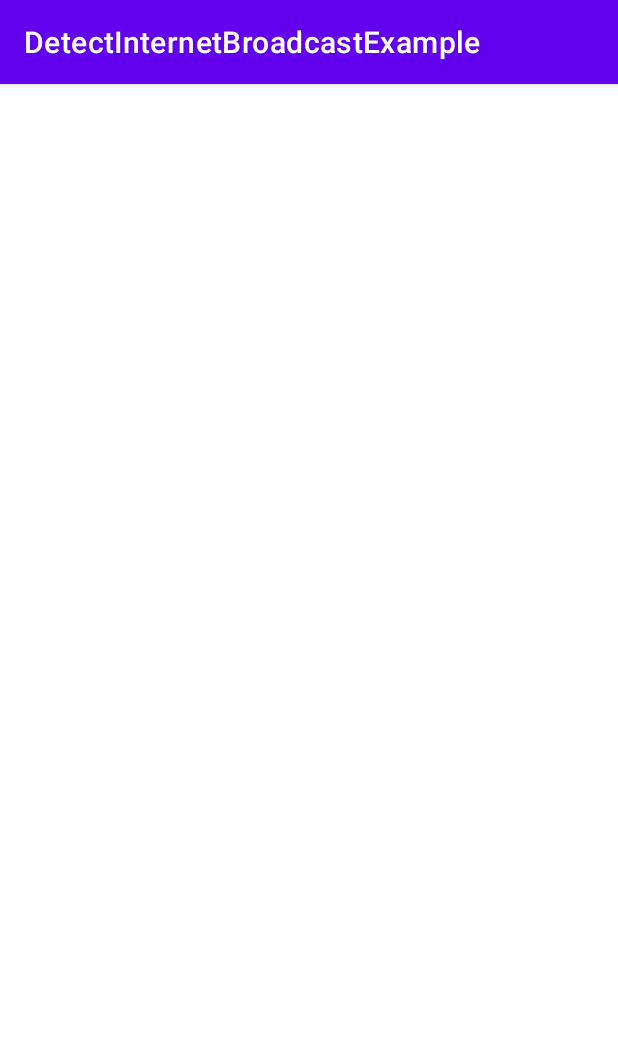
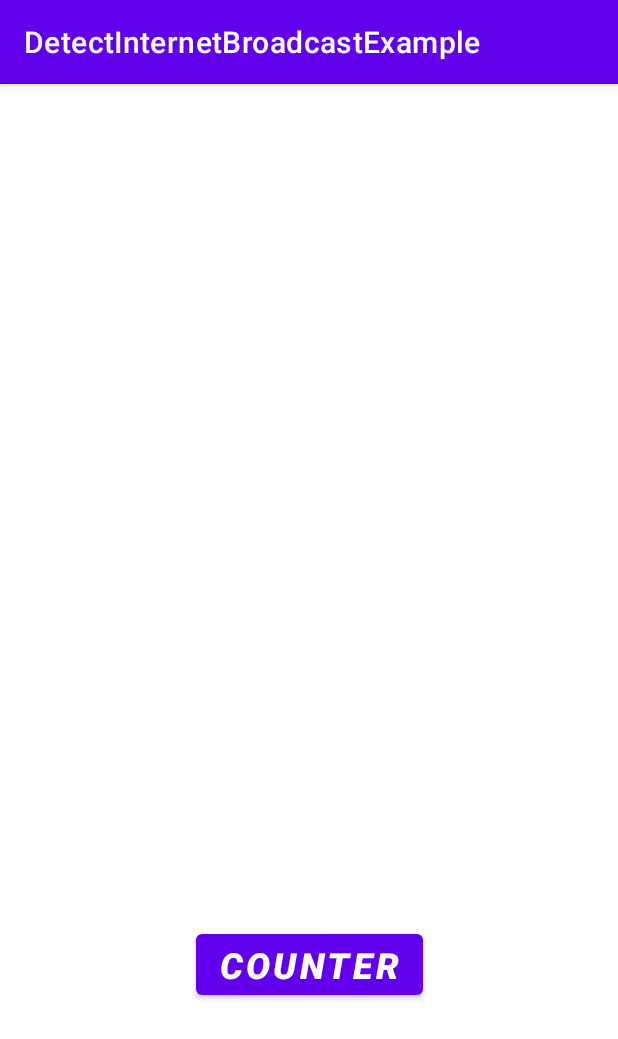
Before and after one commit to AndreyGray/DetectInternetBroadcastExample, an Android app: the screen it shows after launch (MainActivity), on a phone screen of 412 x 824 dp. Shown: the top 1039 px of the screen. Run offline under Robolectric (Android 15) with nearby library versions, the phone set to English and light mode, and no system bars; 1 statement that could not run was skipped.

Commit message:
Lesson_4_6

```diff
--- a/app/src/main/AndroidManifest.xml
+++ b/app/src/main/AndroidManifest.xml
@@ -2,7 +2,7 @@
 <manifest xmlns:android="http://schemas.android.com/apk/res/android"
     package="com.dron.detectinternetbroadcastexample">
 
-    <uses-permission android:name="android.permission.INTERNET"/>
+    <uses-permission android:name="android.permission.INTERNET" />
     <uses-permission android:name="android.permission.ACCESS_WIFI_STATE" />
     <uses-permission android:name="android.permission.ACCESS_NETWORK_STATE" />
 
@@ -23,8 +23,7 @@
             </intent-filter>
         </activity>
 
-        <receiver
-            android:name=".InternetConnectorReceiver">
+        <receiver android:name=".InternetConnectorReceiver">
             <intent-filter>
 
                 <!-- Intent filters for broadcast receiver -->
--- a/app/src/main/java/com/dron/detectinternetbroadcastexample/MainActivity.java
+++ b/app/src/main/java/com/dron/detectinternetbroadcastexample/MainActivity.java
@@ -1,46 +1,53 @@
 package com.dron.detectinternetbroadcastexample;
 
+import androidx.annotation.NonNull;
 import androidx.appcompat.app.AppCompatActivity;
 import androidx.constraintlayout.widget.ConstraintLayout;
 
-import android.content.Context;
+import android.content.BroadcastReceiver;
 import android.content.IntentFilter;
+import android.content.res.Configuration;
 import android.net.ConnectivityManager;
-import android.net.NetworkInfo;
 import android.os.Bundle;
-import android.view.Menu;
+import android.view.View;
+import android.widget.Button;
 import android.widget.TextView;
 import android.widget.Toast;
 
-public class MainActivity extends AppCompatActivity {
-
-    private static MainActivity ins;
+public class MainActivity extends AppCompatActivity implements ReceiverCallback{
 
     TextView internetStatus;
+    Button counter;//кнопа
     ConstraintLayout parentContainer;
+    int count = 0;//счетчик
+
+    private final String PUT_KEY_COUNT = "count";
 
     InternetConnectorReceiver receiver;
-
-    public static  MainActivity getInstance(){
-        return ins;
-    }
 
     @Override
     protected void onCreate(Bundle savedInstanceState) {
         super.onCreate(savedInstanceState);
         setContentView(R.layout.activity_main);
-        ins = this;
         //Init our views
         initView();
-        // Init and register BroadcastReceiver
-        receiver = new InternetConnectorReceiver();
+        // Init and register BroadcastReceiver with callback
+        receiver = new InternetConnectorReceiver(MainActivity.this);
         registerReceiver(receiver,new IntentFilter(ConnectivityManager.CONNECTIVITY_ACTION));
     }
+
     //Method to init the views
     private void initView() {
         internetStatus = findViewById(R.id.text_connection);
+        counter = findViewById(R.id.counter);
         parentContainer = findViewById(R.id.main_container);
     }
+
+    //called when button will pressed
+    public void clickCounter(View view) {
+        Toast.makeText(this, "Count = " + ++count, Toast.LENGTH_SHORT).show();
+    }
+
 
     // Method to change the text status
     public void changeUI(boolean isConnected) {
@@ -56,6 +63,18 @@ public class MainActivity extends AppCompatActivity {
                 parentContainer.setBackgroundColor(getResources().getColor(R.color.background_red,getTheme()));
             }
         });
+    }
+
+    @Override
+    protected void onSaveInstanceState(@NonNull Bundle outState) {
+        super.onSaveInstanceState(outState);
+        outState.putInt(PUT_KEY_COUNT,count);
+    }
+
+    @Override
+    protected void onRestoreInstanceState(@NonNull Bundle savedInstanceState) {
+        super.onRestoreInstanceState(savedInstanceState);
+        count = savedInstanceState.getInt(PUT_KEY_COUNT);
     }
 
     @Override
--- a/app/src/main/res/layout/activity_main.xml
+++ b/app/src/main/res/layout/activity_main.xml
@@ -19,4 +19,17 @@
         app:layout_constraintTop_toTopOf="parent"
         tools:text = "Connection message"/>
 
+    <Button
+        android:id="@+id/counter"
+        android:layout_width="wrap_content"
+        android:layout_height="wrap_content"
+        android:textSize="24sp"
+        android:textStyle="italic|bold"
+        android:text="@string/counter"
+        android:onClick="clickCounter"
+        app:layout_constraintBottom_toBottomOf="parent"
+        app:layout_constraintEnd_toEndOf="parent"
+        app:layout_constraintStart_toStartOf="parent"
+        app:layout_constraintTop_toBottomOf="@+id/text_connection" />
+
 </androidx.constraintlayout.widget.ConstraintLayout>
--- a/app/src/main/res/values/strings.xml
+++ b/app/src/main/res/values/strings.xml
@@ -4,5 +4,6 @@
 <!--    Connection message-->
     <string name="no_internet">Internet disconnected</string>
     <string name="yes_internet">Internet connected</string>
+    <string name="counter">Counter</string>
 
 </resources>
```
Also changed, not shown: app/src/main/java/com/dron/detectinternetbroadcastexample/InternetConnectorReceiver.java (+11 -10 lines).
